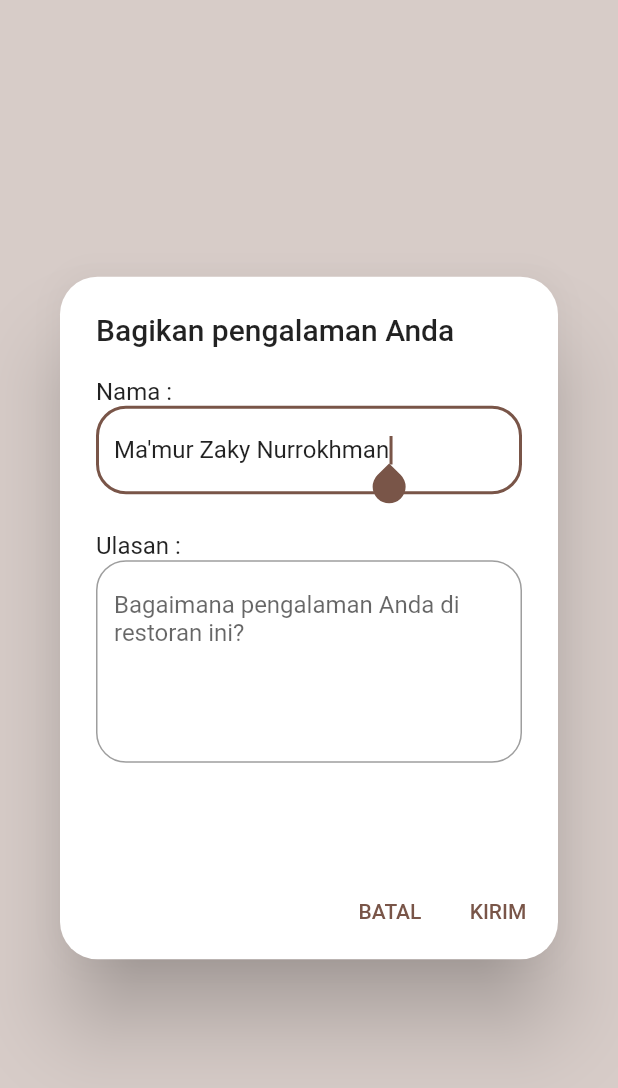
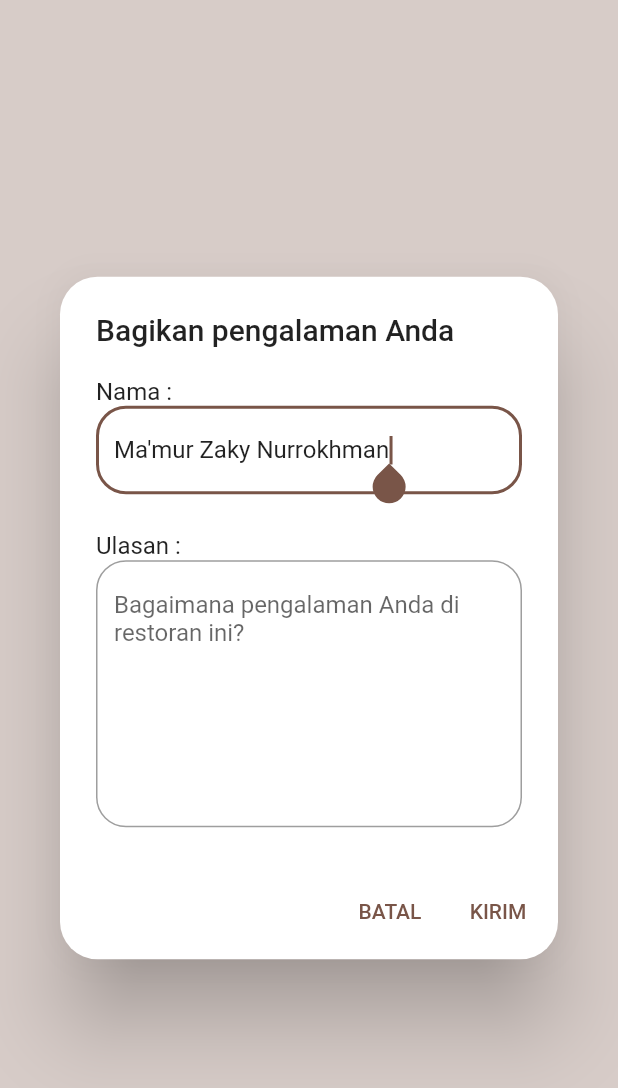
Before and after one commit to zakymzn/dicoding-restaurant_app, a Flutter app: the WriteReviewWidget widget shown alone on an empty page, opened directly with empty values, on a phone screen of 412 x 824 dp. Shown: the top 1088 px of the screen. Run offline on Flutter 3.47's test engine with Material 2 defaults, Android fonts, the light colour scheme and no system bars; our stand-ins replace connectivity_plus, fluttertoast, google_fonts, material_design_icons_flutter; network calls fail.

Commit message:
Perbaikan bug pada saat menulis review

```diff
--- a/lib/widgets/write_review_widget.dart
+++ b/lib/widgets/write_review_widget.dart
@@ -27,8 +27,8 @@ class _WriteReviewWidgetState extends State<WriteReviewWidget> {
 
   RestaurantAPI restaurantAPI = RestaurantAPI();
 
-  late String userName;
-  late String review;
+  String userName = name;
+  String review = '';
 
   late FToast fToast;
 
@@ -139,9 +139,10 @@ class _WriteReviewWidgetState extends State<WriteReviewWidget> {
               height: 25,
             ),
             const Text('Ulasan :'),
-            TextField(
+            Expanded(
+              child: TextField(
                 controller: reviewController,
-              maxLines: 5,
+                maxLines: 10,
                 decoration: InputDecoration(
                   hintText: 'Bagaimana pengalaman Anda di restoran ini?',
                   border: OutlineInputBorder(
@@ -153,6 +154,7 @@ class _WriteReviewWidgetState extends State<WriteReviewWidget> {
                     review = value;
                   });
                 },
+              ),
             )
           ],
         ),
```
Lines whose indentation alone changed are shown as unchanged.
